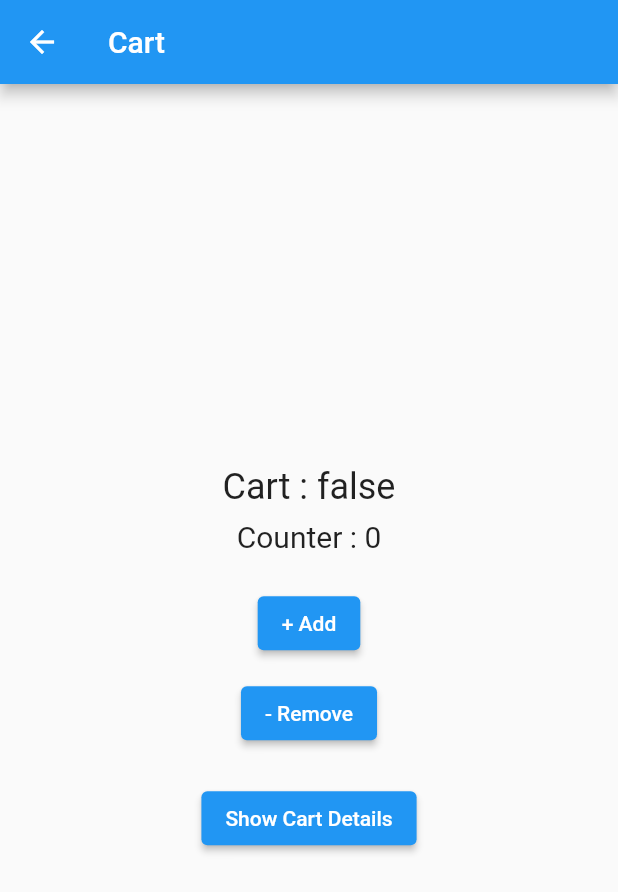
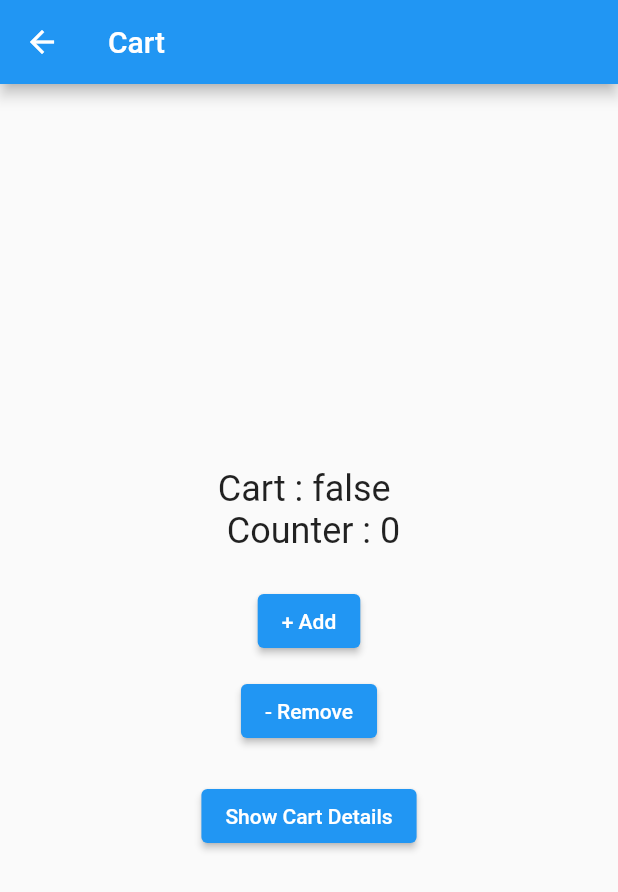
Before and after one commit to deepak252/Flutter-Bloc, a Flutter app: the CartPage screen opened by its route, on a phone screen of 412 x 824 dp. Shown: the top 892 px of the screen. Run offline on Flutter 3.47's test engine with Material 2 defaults, Android fonts, the phone set to English and light mode, and no system bars; our stand-ins replace flutter_bloc.

```diff
--- a/lib/features/cart/presentation/cart_page.dart
+++ b/lib/features/cart/presentation/cart_page.dart
@@ -18,23 +18,35 @@ class CartPage extends StatelessWidget {
           crossAxisAlignment: CrossAxisAlignment.center,
           mainAxisAlignment: MainAxisAlignment.center,
           children: [
-            BlocBuilder<CartCubit, CartState>(
-              builder:(context, state){
+            Builder(
+              builder:(context){
+                final cartState = context.watch<CartCubit>().state;
+                // final counterState = context.watch<CounterCubit>().state;
+                final counterState = context.select<CounterCubit, int>((CounterCubit value) => value.state);
+
                 return Text(
-                  'Cart : ${state.isAdded}',
+                  'Cart : ${cartState.isAdded} \n Counter : $counterState',
                   style: const TextStyle(fontSize: 24),
                 );
               },
             ),
-            const SizedBox(height: 8,),
-            BlocBuilder<CounterCubit, int>(
-              builder:(context, state){
-                return Text(
-                  'Counter : $state',
-                  style: const TextStyle(fontSize: 20),
-                );
-              },
-            ),
+            // BlocBuilder<CartCubit, CartState>(
+            //   builder:(context, state){
+            //     return Text(
+            //       'Cart : ${state.isAdded}',
+            //       style: const TextStyle(fontSize: 24),
+            //     );
+            //   },
+            // ),
+            // const SizedBox(height: 8,),
+            // BlocBuilder<CounterCubit, int>(
+            //   builder:(context, state){
+            //     return Text(
+            //       'Counter : $state',
+            //       style: const TextStyle(fontSize: 20),
+            //     );
+            //   },
+            // ),
             const SizedBox(height: 22,),
             ElevatedButton(
               onPressed: (){
```
